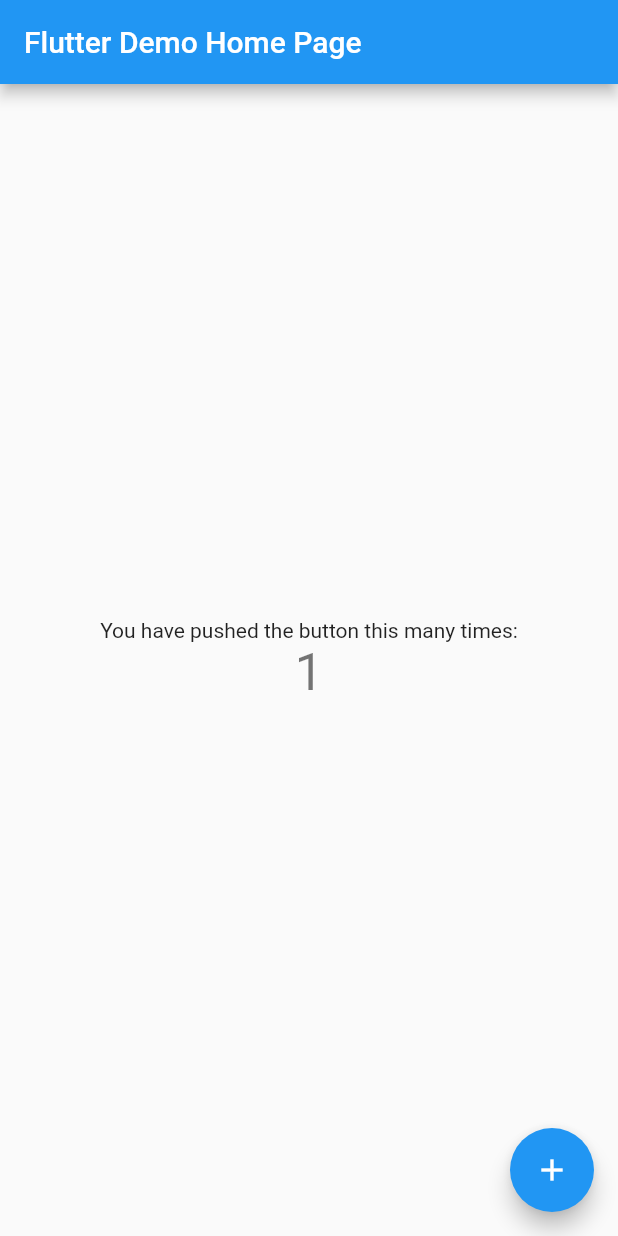
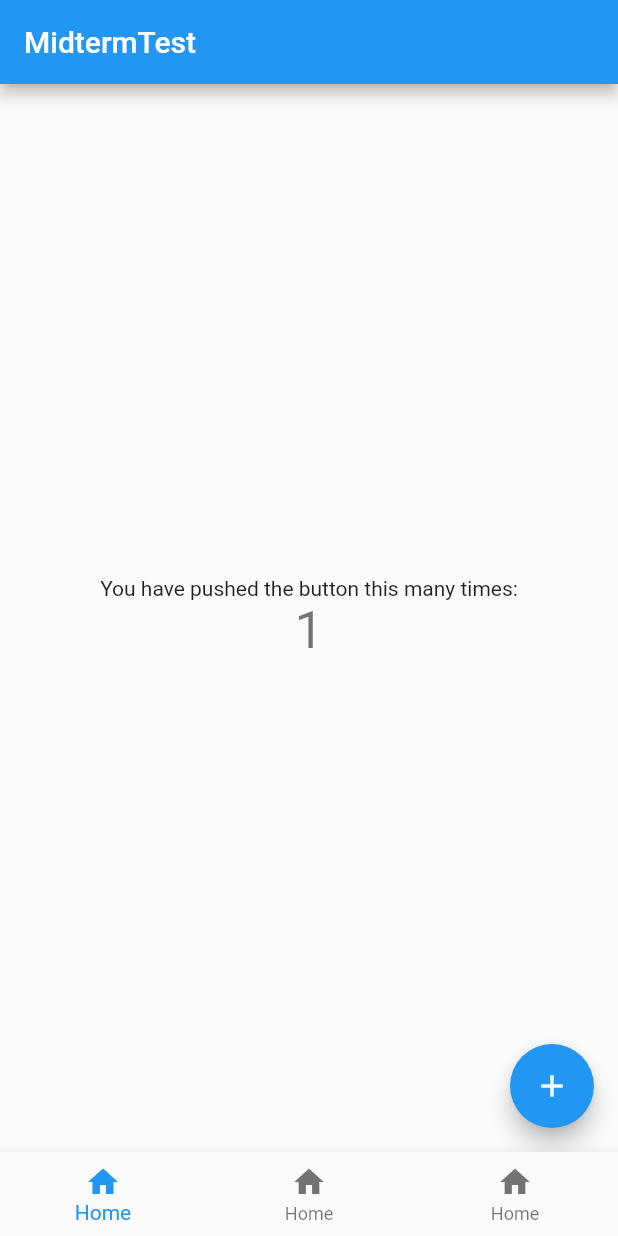
Before and after one commit to 6210110297/240-438_midterm, a Flutter app: the screen it shows after launch, after a tap on the "add" icon, on a phone screen of 412 x 824 dp. Run offline on Flutter 3.47's test engine with Material 2 defaults, Android fonts, the phone set to English and light mode, and no system bars.

Commit message:
first setup

```diff
--- a/lib/main.dart
+++ b/lib/main.dart
@@ -1,34 +1,37 @@
 import 'package:flutter/material.dart';
+import 'package:midterm/pages/main_page.dart';
+import 'package:midterm/placeholder.dart';
+
+import 'pages/pages.dart';
 
 void main() {
-  runApp(MyApp());
+  runApp(MainPage());
 }
 
-class MyApp extends StatelessWidget {
-  // This widget is the root of your application.
-  @override
-  Widget build(BuildContext context) {
-    return MaterialApp(
-      title: 'Flutter Demo',
-      theme: ThemeData(
-        // This is the theme of your application.
-        //
-        // Try running your application with "flutter run". You'll see the
-        // application has a blue toolbar. Then, without quitting the app, try
-        // changing the primarySwatch below to Colors.green and then invoke
-        // "hot reload" (press "r" in the console where you ran "flutter run",
-        // or simply save your changes to "hot reload" in a Flutter IDE).
-        // Notice that the counter didn't reset back to zero; the application
-        // is not restarted.
-        primarySwatch: Colors.blue,
-      ),
-      home: MyHomePage(title: 'Flutter Demo Home Page'),
-    );
-  }
-}
+// class MyApp extends StatelessWidget {
+//   // This widget is the root of your application.
+//   @override
+//   Widget build(BuildContext context) {
+//     return MaterialApp(
+//         title: 'Flutter Demo',
+//         theme: ThemeData(
+//           // This is the theme of your application.
+//           //
+//           // Try running your application with "flutter run". You'll see the
+//           // application has a blue toolbar. Then, without quitting the app, try
+//           // changing the primarySwatch below to Colors.green and then invoke
+//           // "hot reload" (press "r" in the console where you ran "flutter run",
+//           // or simply save your changes to "hot reload" in a Flutter IDE).
+//           // Notice that the counter didn't reset back to zero; the application
+//           // is not restarted.
+//           primarySwatch: Colors.blue,
+//         ),
+//         home: MainPage());
+//   }
+// }
 
 class MyHomePage extends StatefulWidget {
-  MyHomePage({Key? key, required this.title}) : super(key: key);
+  MyHomePage({Key? key}) : super(key: key);
 
   // This widget is the home page of your application. It is stateful, meaning
   // that it has a State object (defined below) that contains fields that affect
@@ -38,8 +41,6 @@ class MyHomePage extends StatefulWidget {
   // case the title) provided by the parent (in this case the App widget) and
   // used by the build method of the State. Fields in a Widget subclass are
   // always marked "final".
-
-  final String title;
 
   @override
   _MyHomePageState createState() => _MyHomePageState();
@@ -67,12 +68,9 @@ class _MyHomePageState extends State<MyHomePage> {
     // The Flutter framework has been optimized to make rerunning build methods
     // fast, so that you can just rebuild anything that needs updating rather
     // than having to individually change instances of widgets.
-    return Scaffold(
-      appBar: AppBar(
-        // Here we take the value from the MyHomePage object that was created by
-        // the App.build method, and use it to set our appbar title.
-        title: Text(widget.title),
-      ),
+    return MyScaffold(
+      route: AppConfig.routeList[0].route,
+      body: Scaffold(
         body: Center(
           // Center is a layout widget. It takes a single child and positions it
           // in the middle of the parent.
@@ -108,6 +106,22 @@ class _MyHomePageState extends State<MyHomePage> {
           tooltip: 'Increment',
           child: Icon(Icons.add),
         ), // This trailing comma makes auto-formatting nicer for build methods.
+      ),
     );
   }
 }
+
+class AppConfig {
+  static String appTitle = 'MidtermTest';
+  static List<RouteApp> routeList = [
+    RouteApp(widget: MyHomePage(), route: '/'),
+    RouteApp(widget: Page1(), route: '/1'),
+    RouteApp(widget: Page2(), route: '/2'),
+  ];
+}
+
+class RouteApp {
+  final Widget widget;
+  final String route;
+  RouteApp({required this.widget, required this.route});
+}
--- /dev/null
+++ b/lib/pages/main_page.dart
@@ -0,0 +1,80 @@
+import 'package:flutter/cupertino.dart';
+import 'package:flutter/material.dart';
+import 'package:midterm/main.dart';
+import 'package:midterm/placeholder.dart';
+
+class MainPage extends StatelessWidget {
+  @override
+  Widget build(BuildContext context) {
+    return MaterialApp(
+      title: AppConfig.appTitle,
+      onGenerateRoute: (setting) {
+        return PageRouteBuilder(
+            settings: setting,
+            pageBuilder: (_, __, ___) {
+              return _getWidgetFromPage(settings: setting);
+            });
+      },
+    );
+  }
+
+  Widget _getWidgetFromPage({required RouteSettings settings}) {
+    final uri = Uri.parse(settings.name ?? '');
+    print(uri);
+    if (uri.path == '/') {
+      return AppConfig.routeList[0].widget;
+    } else if (uri.path == '/1') {
+      return AppConfig.routeList[1].widget;
+    } else if (uri.path == '/2') {
+      return AppConfig.routeList[2].widget;
+    } else {
+      return Text('Error');
+    }
+  }
+}
+
+class MyScaffold extends StatefulWidget {
+  final String route;
+  final Widget body;
+  MyScaffold({required this.route, required this.body});
+  @override
+  _MyMainState createState() => _MyMainState();
+}
+
+class _MyMainState extends State<MyScaffold> {
+  int _currentIndex = 0;
+
+  @override
+  void initState() {
+    _currentIndex = AppConfig.routeList
+        .indexWhere((appRoute) => appRoute.route == widget.route);
+    super.initState();
+  }
+
+  @override
+  Widget build(BuildContext context) {
+    return Scaffold(
+      backgroundColor: Colors.white,
+      appBar: AppBar(
+        automaticallyImplyLeading: false,
+        title: Text(AppConfig.appTitle),
+      ),
+      body: widget.body,
+      bottomNavigationBar: BottomNavigationBar(
+        onTap: onTapTapped,
+        currentIndex: _currentIndex,
+        items: [
+          BottomNavigationBarItem(icon: Icon(Icons.home), label: 'Home'),
+          BottomNavigationBarItem(icon: Icon(Icons.home), label: 'Home'),
+          BottomNavigationBarItem(icon: Icon(Icons.home), label: 'Home'),
+        ],
+      ),
+    );
+  }
+
+  void onTapTapped(int value) {
+    setState(() {
+      Navigator.of(context).pushNamed(AppConfig.routeList[value].route);
+    });
+  }
+}
--- /dev/null
+++ b/lib/pages/page1.dart
@@ -0,0 +1,14 @@
+import 'package:flutter/cupertino.dart';
+import 'package:flutter/material.dart';
+import 'package:midterm/main.dart';
+import 'package:midterm/pages/main_page.dart';
+import 'package:midterm/placeholder.dart';
+
+class Page1 extends StatelessWidget {
+  @override
+  Widget build(BuildContext context) {
+    return MyScaffold(
+        route: AppConfig.routeList[1].route,
+        body: PlaceholderWidget(Colors.amber));
+  }
+}
--- /dev/null
+++ b/lib/pages/page2.dart
@@ -0,0 +1,13 @@
+import 'package:flutter/material.dart';
+import 'package:midterm/main.dart';
+import 'package:midterm/pages/main_page.dart';
+import 'package:midterm/placeholder.dart';
+
+class Page2 extends StatelessWidget {
+  @override
+  Widget build(BuildContext context) {
+    return MyScaffold(
+        route: AppConfig.routeList[2].route,
+        body: PlaceholderWidget(Colors.grey));
+  }
+}
--- /dev/null
+++ b/lib/pages/pages.dart
@@ -0,0 +1,3 @@
+export 'main_page.dart';
+export 'page1.dart';
+export 'page2.dart';
--- /dev/null
+++ b/lib/placeholder.dart
@@ -0,0 +1,14 @@
+import 'package:flutter/material.dart';
+
+class PlaceholderWidget extends StatelessWidget {
+  final Color color;
+
+  PlaceholderWidget(this.color);
+
+  @override
+  Widget build(BuildContext context) {
+    return Container(
+      color: color,
+    );
+  }
+}
```
Lines whose indentation alone changed are shown as unchanged.
